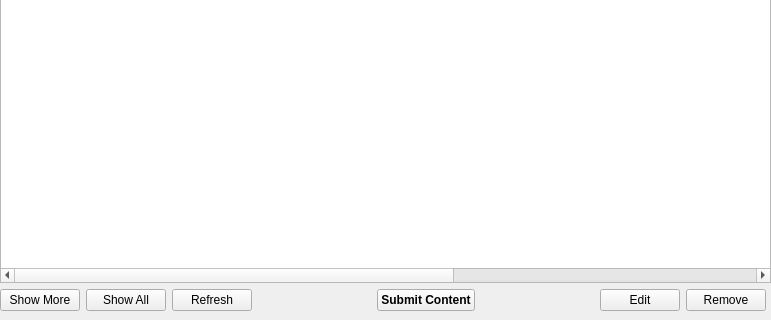
WorksAhead/Base, file BaseClient/Source/ManageContentWidget.ui: the form before one commit; both pictures show x 0 to 771 and y 294 to 614 of the 771 by 614 pixel window.
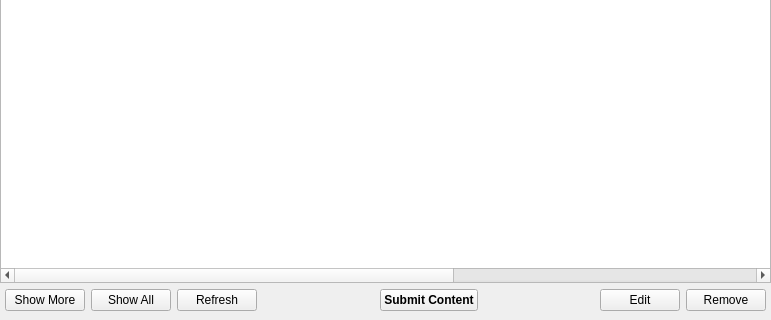
The form after the commit.

```diff
--- a/BaseClient/Source/ManageContentWidget.ui
+++ b/BaseClient/Source/ManageContentWidget.ui
@@ -112,6 +112,9 @@
    </item>
    <item>
     <layout class="QHBoxLayout" name="horizontalLayout_4">
+     <property name="leftMargin">
+      <number>5</number>
+     </property>
      <property name="rightMargin">
       <number>5</number>
      </property>
```
